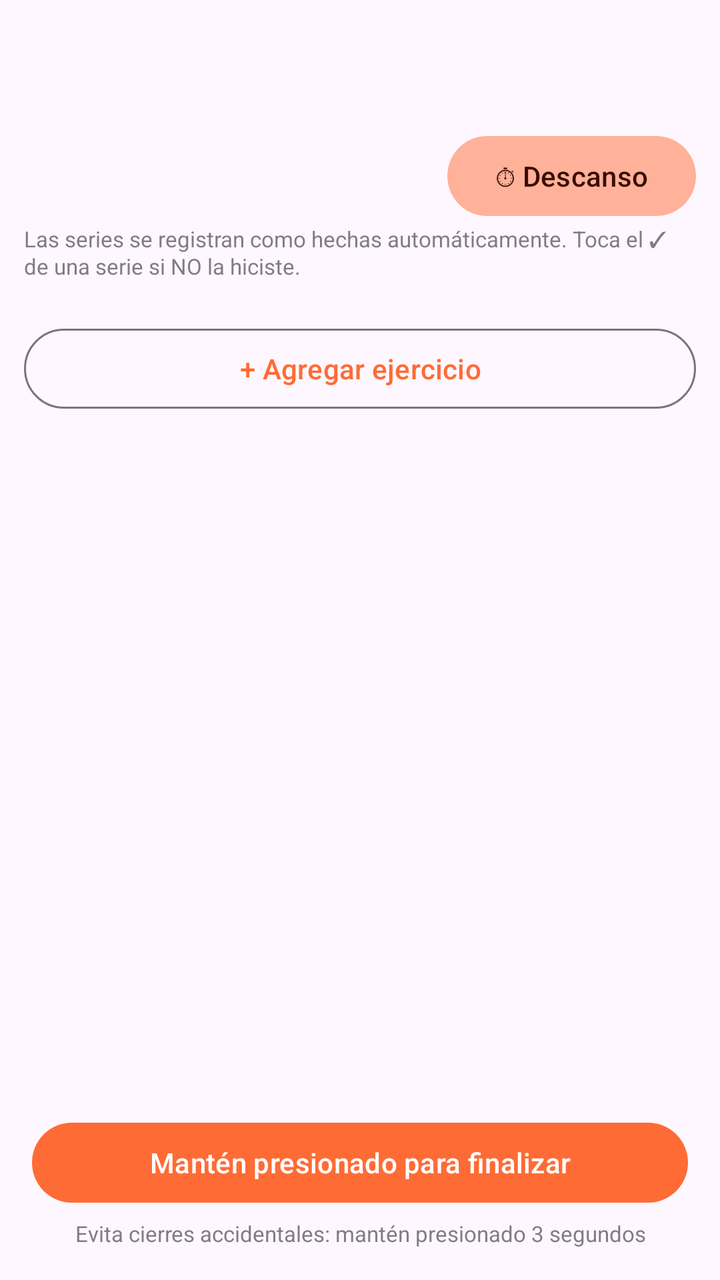
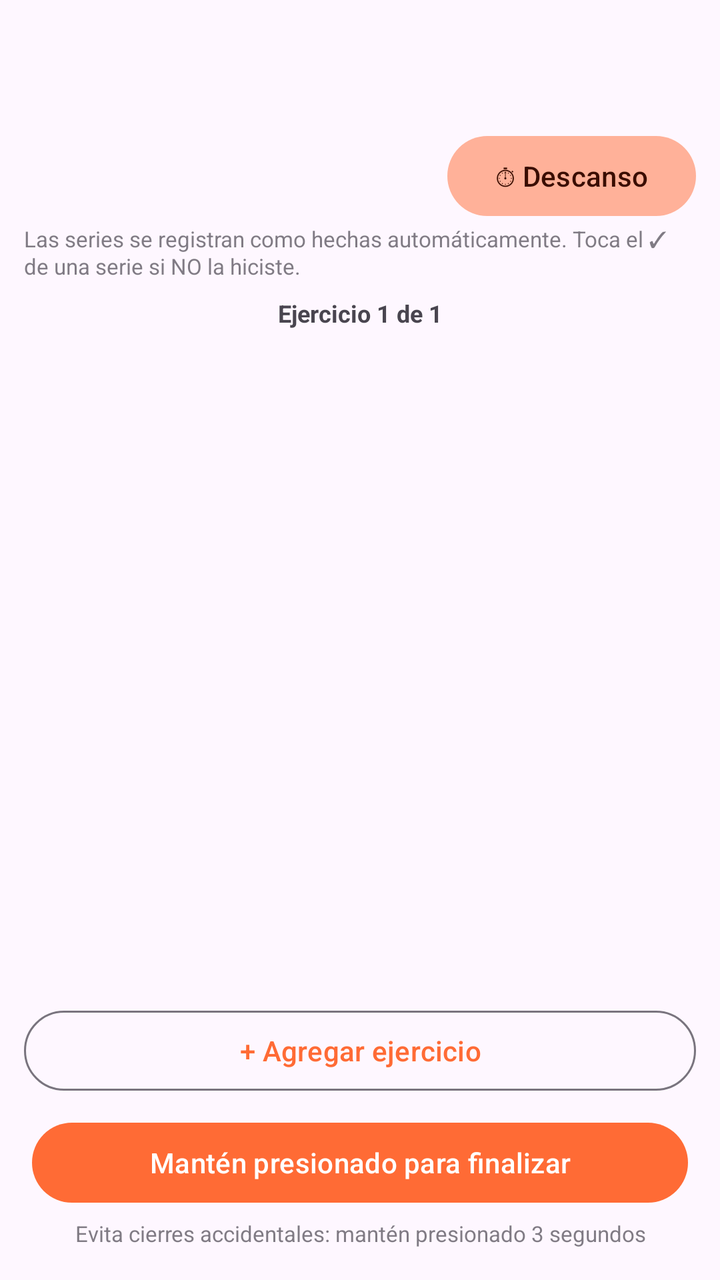

Before-and-after screenshots of an Android layout around one commit, followed by the original layout XML and the change that was made.
<!-- AndroidManifest.xml: application theme Theme.IronQuest -->
<!-- res/layout/activity_active_session.xml -->
<?xml version="1.0" encoding="utf-8"?>
<LinearLayout xmlns:android="http://schemas.android.com/apk/res/android"
    xmlns:app="http://schemas.android.com/apk/res-auto"
    android:layout_width="match_parent"
    android:layout_height="match_parent"
    android:orientation="vertical">

    <com.google.android.material.appbar.MaterialToolbar
        android:id="@+id/toolbar"
        android:layout_width="match_parent"
        android:layout_height="?attr/actionBarSize"
        android:title="Sesión" />

    <LinearLayout
        android:layout_width="match_parent"
        android:layout_height="wrap_content"
        android:orientation="horizontal"
        android:gravity="center_vertical"
        android:paddingStart="12dp"
        android:paddingEnd="12dp">

        <TextView
            android:id="@+id/text_hora_inicio"
            android:layout_width="0dp"
            android:layout_height="wrap_content"
            android:layout_weight="1"
            android:paddingTop="12dp"
            android:paddingBottom="12dp"
            android:textSize="14sp" />

        <com.google.android.material.button.MaterialButton
            android:id="@+id/button_iniciar_descanso"
            style="@style/Widget.Material3.Button.TonalButton"
            android:layout_width="wrap_content"
            android:layout_height="wrap_content"
            android:text="⏱ Descanso" />

    </LinearLayout>

    <TextView
        android:layout_width="match_parent"
        android:layout_height="wrap_content"
        android:paddingStart="12dp"
        android:paddingEnd="12dp"
        android:paddingBottom="4dp"
        android:text="Las series se registran como hechas automáticamente. Toca el ✓ de una serie si NO la hiciste."
        android:textSize="11sp"
        android:alpha="0.7" />

    <ScrollView
        android:layout_width="match_parent"
        android:layout_height="0dp"
        android:layout_weight="1">

        <LinearLayout
            android:layout_width="match_parent"
            android:layout_height="wrap_content"
            android:orientation="vertical"
            android:padding="12dp">

            <LinearLayout
                android:id="@+id/container_ejercicios"
                android:layout_width="match_parent"
                android:layout_height="wrap_content"
                android:orientation="vertical" />

            <com.google.android.material.button.MaterialButton
                android:id="@+id/button_agregar_ejercicio_sesion"
                style="@style/Widget.Material3.Button.OutlinedButton"
                android:layout_width="match_parent"
                android:layout_height="wrap_content"
                android:layout_marginTop="4dp"
                android:text="+ Agregar ejercicio" />

        </LinearLayout>

    </ScrollView>

    <LinearLayout
        android:layout_width="match_parent"
        android:layout_height="wrap_content"
        android:orientation="vertical"
        android:layout_marginStart="16dp"
        android:layout_marginEnd="16dp"
        android:layout_marginBottom="16dp">

        <com.google.android.material.progressindicator.LinearProgressIndicator
            android:id="@+id/progress_finalizar_sesion"
            android:layout_width="match_parent"
            android:layout_height="wrap_content"
            android:layout_marginBottom="4dp"
            android:max="100"
            android:visibility="invisible"
            app:trackCornerRadius="4dp" />

        <com.google.android.material.button.MaterialButton
            android:id="@+id/button_finalizar_sesion"
            android:layout_width="match_parent"
            android:layout_height="wrap_content"
            android:text="Mantén presionado para finalizar" />

        <TextView
            android:layout_width="match_parent"
            android:layout_height="wrap_content"
            android:layout_marginTop="4dp"
            android:gravity="center"
            android:text="Evita cierres accidentales: mantén presionado 3 segundos"
            android:textSize="11sp"
            android:alpha="0.7" />

    </LinearLayout>

</LinearLayout>
<!-- resources referenced by this layout -->
<resources>
  <style name="Theme.IronQuest" parent="Theme.Material3.DayNight.NoActionBar">
          <item name="colorPrimary">@color/ironquest_orange</item>
          <item name="colorOnPrimary">@color/ironquest_on_orange</item>
          <item name="colorPrimaryContainer">@color/ironquest_orange_container</item>
          <item name="colorOnPrimaryContainer">@color/ironquest_on_orange_container</item>
          <item name="colorSecondary">@color/ironquest_orange_dark</item>
          <item name="colorOnSecondary">@color/ironquest_on_orange</item>
          <item name="colorSecondaryContainer">@color/ironquest_orange_light</item>
          <item name="colorOnSecondaryContainer">@color/ironquest_on_orange_container</item>
          <item name="colorTertiary">@color/ironquest_orange_dark</item>
  
          <item name="bottomNavigationStyle">@style/Widget.IronQuest.BottomNavigationView</item>
          <item name="android:statusBarColor">?attr/colorSurface</item>
          <item name="android:windowLightStatusBar">@bool/window_light_status_bar</item>
      </style>
  <color name="ironquest_orange">#FF6B35</color>
  <color name="ironquest_on_orange">#FFFFFF</color>
  <color name="ironquest_orange_container">#FFDBCE</color>
  <color name="ironquest_on_orange_container">#3A0D00</color>
  <color name="ironquest_orange_dark">#E8571F</color>
  <color name="ironquest_orange_light">#FFB199</color>
  <style name="Widget.IronQuest.BottomNavigationView" parent="Widget.Material3.BottomNavigationView">
          <item name="itemIconTint">@color/nav_item_color</item>
          <item name="itemTextColor">@color/nav_item_color</item>
          <item name="itemActiveIndicatorStyle">@style/Widget.IronQuest.BottomNavigation.ActiveIndicator</item>
      </style>
  <style name="Widget.IronQuest.BottomNavigation.ActiveIndicator" parent="Widget.Material3.BottomNavigationView.ActiveIndicator">
          <item name="android:color">@android:color/transparent</item>
      </style>
</resources>

<!-- the commit's change to res/layout/activity_active_session.xml (unified diff, before → after) -->
@@ -47,34 +47,33 @@
         android:textSize="11sp"
         android:alpha="0.7" />
 
-    <ScrollView
+    <TextView
+        android:id="@+id/text_indicador_pagina_sesion"
+        android:layout_width="match_parent"
+        android:layout_height="wrap_content"
+        android:paddingStart="12dp"
+        android:paddingEnd="12dp"
+        android:paddingTop="4dp"
+        android:gravity="center"
+        android:text="Ejercicio 1 de 1"
+        android:textSize="12sp"
+        android:textStyle="bold" />
+
+    <androidx.viewpager2.widget.ViewPager2
+        android:id="@+id/pager_ejercicios_sesion"
         android:layout_width="match_parent"
         android:layout_height="0dp"
-        android:layout_weight="1">
+        android:layout_weight="1" />
 
-        <LinearLayout
-            android:layout_width="match_parent"
-            android:layout_height="wrap_content"
-            android:orientation="vertical"
-            android:padding="12dp">
-
-            <LinearLayout
-                android:id="@+id/container_ejercicios"
-                android:layout_width="match_parent"
-                android:layout_height="wrap_content"
-                android:orientation="vertical" />
-
-            <com.google.android.material.button.MaterialButton
-                android:id="@+id/button_agregar_ejercicio_sesion"
-                style="@style/Widget.Material3.Button.OutlinedButton"
-                android:layout_width="match_parent"
-                android:layout_height="wrap_content"
-                android:layout_marginTop="4dp"
-                android:text="+ Agregar ejercicio" />
-
-        </LinearLayout>
-
-    </ScrollView>
+    <com.google.android.material.button.MaterialButton
+        android:id="@+id/button_agregar_ejercicio_sesion"
+        style="@style/Widget.Material3.Button.OutlinedButton"
+        android:layout_width="match_parent"
+        android:layout_height="wrap_content"
+        android:layout_marginStart="12dp"
+        android:layout_marginEnd="12dp"
+        android:layout_marginTop="4dp"
+        android:text="+ Agregar ejercicio" />
 
     <LinearLayout
         android:layout_width="match_parent"
